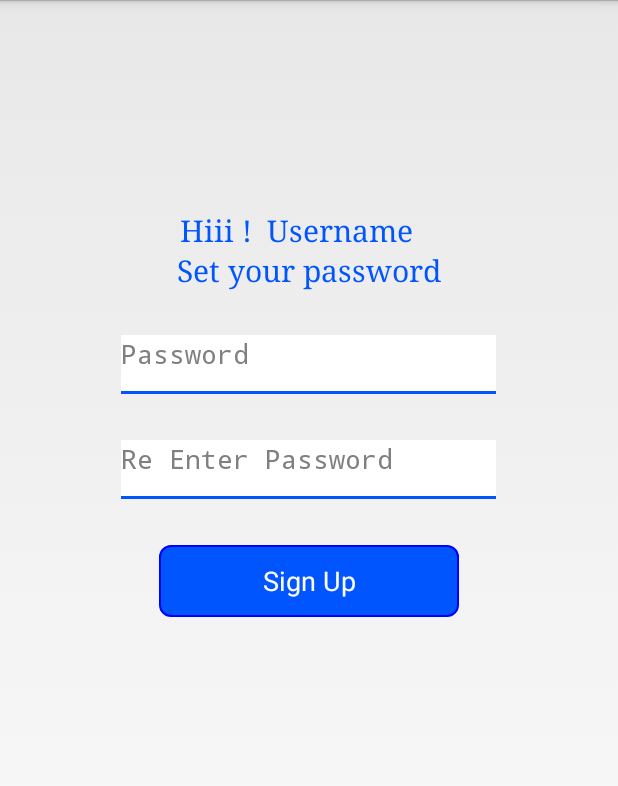
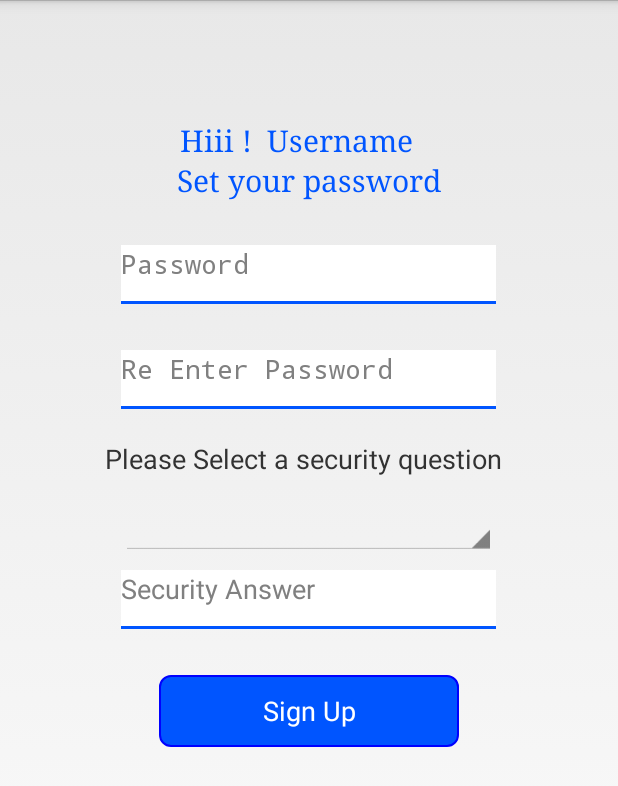
Before and after one commit to gliderabhi/SocialMedia, an Android app: the SignUpPage2 screen opened directly, with no data from a screen before it, on a phone screen of 412 x 824 dp. Shown: the top 786 px of the screen. Run offline under Robolectric (Android 15) with nearby library versions, the phone set to English and light mode, and no system bars; 1 statement that could not run was skipped.

Commit message:
Initial Commit

```diff
--- a/app/src/main/java/com/example/munnasharma/socialmedia/SignUpPage2.java
+++ b/app/src/main/java/com/example/munnasharma/socialmedia/SignUpPage2.java
@@ -3,27 +3,42 @@ package com.example.munnasharma.socialmedia;
 import android.app.Activity;
 import android.os.Bundle;
 import android.view.View;
+import android.widget.AdapterView;
 import android.widget.Button;
 import android.widget.EditText;
+import android.widget.Spinner;
 import android.widget.Toast;
 
-public class SignUpPage2 extends Activity {
+public class SignUpPage2 extends Activity  implements  AdapterView.OnItemSelectedListener{
 
     private String pass1,pass2;
-    private EditText Pass1,Pass2;
+    private EditText Pass1,Pass2,SecurityAnswer;
     private Button SignUpButton;
-    private  StudentDetails studentDetails;
+    private Spinner securityQuestion;
+    private String[] questions={
+            "q1",
+            "q2",
+            "q3",
+            "q4",
+     };
+    private String email,securityAnswer,securityQstn;
     @Override
     protected void onCreate(Bundle savedInstanceState) {
         super.onCreate(savedInstanceState);
          setContentView(R.layout.activity_sign_up_page2);
 
-        studentDetails= (StudentDetails) getIntent().getSerializableExtra("StudentDetails");
-        Toast.makeText(getApplicationContext(),studentDetails.getBranch().toString(),Toast.LENGTH_SHORT).show();
          //initialize variable
         Pass1=(EditText)findViewById(R.id.pass1);
         Pass2=(EditText)findViewById(R.id.pass2);
         SignUpButton=(Button)findViewById(R.id.SignUpButton);
+        SecurityAnswer=(EditText)findViewById(R.id.SecurityAnswer);
+        securityQuestion=(Spinner)findViewById(R.id.SecurityQuestion);
+
+        //get intent data
+        email=getIntent().getStringExtra("email");
+
+        //Check data recieved or not
+        Toast.makeText(getApplicationContext(),email,Toast.LENGTH_SHORT).show();
 
         SignUpButton.setOnClickListener(new View.OnClickListener() {
             @Override
@@ -37,7 +52,7 @@ public class SignUpPage2 extends Activity {
                        if(pass1.matches(pass2)){
                            Toast.makeText(getApplicationContext(), "Matches", Toast.LENGTH_SHORT).show();
                        }else{
-                           Toast.makeText(getApplicationContext(), "Passwords Dont wmatch. Re eneter passwords ", Toast.LENGTH_SHORT).show();
+                           Toast.makeText(getApplicationContext(), "Passwords Do not match. Re enter passwords ", Toast.LENGTH_SHORT).show();
                           Pass1.setText("");Pass2.setText("");
                        }
                    }else{
@@ -48,7 +63,24 @@ public class SignUpPage2 extends Activity {
                    Toast.makeText(getApplicationContext(), "Please fill all fields", Toast.LENGTH_SHORT).show();
 
                }
+                if(!SecurityAnswer.getText().toString().matches("")){
+                    securityAnswer=SecurityAnswer.getText().toString();
+                }else{
+                    Toast.makeText(getApplicationContext(), "Please fill all fields", Toast.LENGTH_SHORT).show();
+
+                }
                            }
         });
      }
+
+    @Override
+    public void onItemSelected(AdapterView<?> parent, View view, int position, long id) {
+        securityQstn=questions[position];
+
+    }
+
+    @Override
+    public void onNothingSelected(AdapterView<?> parent) {
+    Toast.makeText(getApplicationContext(),"Please select a question",Toast.LENGTH_SHORT).show();
+    }
 }
--- a/app/src/main/res/layout/activity_sign_up_page2.xml
+++ b/app/src/main/res/layout/activity_sign_up_page2.xml
@@ -14,7 +14,7 @@
          android:textSize="20dp"
          android:fontFamily="serif"
          android:id="@+id/HIText"
-         android:layout_marginTop="140dp"
+         android:layout_marginTop="80dp"
          android:layout_marginLeft="120dp"/>
    <TextView
        android:layout_width="wrap_content"
@@ -25,7 +25,7 @@
        android:textSize="20dp"
        android:textColor="#05f"
        android:fontFamily="serif"
-       android:layout_marginTop="140dp"
+       android:layout_marginTop="80dp"
        android:layout_marginLeft="10dp"/>
     <TextView
         android:layout_width="wrap_content"
@@ -61,11 +61,40 @@
         android:layout_below="@+id/pass1"
         android:layout_marginTop="30dp"
         android:layout_centerHorizontal="true"/>
+    <TextView
+        android:layout_width="wrap_content"
+        android:layout_height="wrap_content"
+        android:layout_below="@+id/pass2"
+        android:text="Please Select a security question"
+        android:textSize="18dp"
+        android:id="@+id/SecurityQuestionText"
+        android:layout_marginTop="20dp"
+        android:layout_marginLeft="70dp"/>
+    <Spinner
+        android:layout_width="250dp"
+        android:layout_height="wrap_content"
+        android:id="@+id/SecurityQuestion"
+        android:layout_below="@+id/SecurityQuestionText"
+        android:layout_centerHorizontal="true"
+        android:layout_marginTop="20dp"
+        />
+    <EditText
+        android:layout_width="250dp"
+        android:layout_height="40dp"
+        android:id="@+id/SecurityAnswer"
+        android:hint="Security Answer"
+        android:inputType="text"
+        android:background="@drawable/edit_text_custom"
+        android:gravity="clip_horizontal"
+        android:layout_below="@+id/SecurityQuestion"
+        android:layout_marginTop="10dp"
+        android:layout_centerHorizontal="true"/>
+
     <Button
         android:layout_width="200dp"
         android:layout_height="wrap_content"
         android:layout_centerHorizontal="true"
-        android:layout_below="@+id/pass2"
+        android:layout_below="@+id/SecurityAnswer"
         android:layout_marginTop="30dp"
         android:text="Sign Up"
         android:id="@+id/SignUpButton"
```
Also changed, not shown: app/src/main/java/com/example/munnasharma/socialmedia/RegisterRequest.java (added, +36 -0 lines), app/src/main/java/com/example/munnasharma/socialmedia/SignUp1.java (+157 -15 lines), app/src/main/res/layout/activity_sign_up1.xml (+0 -7 lines).
